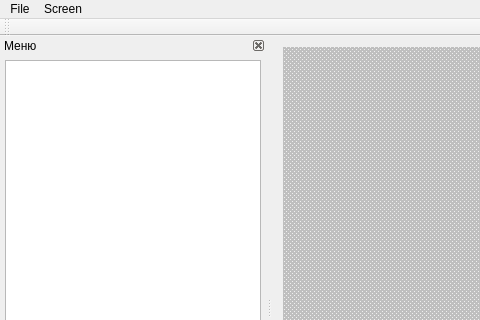
Old version of the form gui/mainwindow.ui in the repository moevm/-gui-1h2018-41; both pictures show x 0 to 480 and y 0 to 320 of the 800 by 600 pixel window.
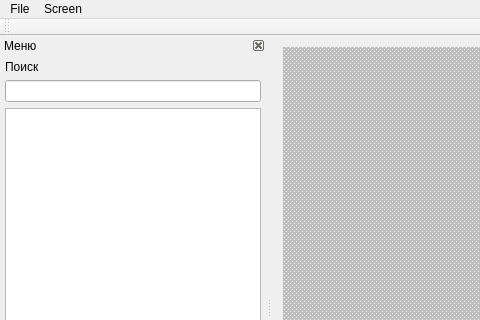
New version of the form.

Commit message: Поиск по тэгам

Diff of the .ui file:
```diff
--- a/gui/mainwindow.ui
+++ b/gui/mainwindow.ui
@@ -155,6 +155,16 @@
      <property name="bottomMargin">
       <number>5</number>
      </property>
+     <item>
+      <widget class="QLabel" name="findByTagLabel">
+       <property name="text">
+        <string>Поиск</string>
+       </property>
+      </widget>
+     </item>
+     <item>
+      <widget class="QLineEdit" name="findByTagLineEdit"/>
+     </item>
      <item>
       <widget class="QListWidget" name="menuListWidget"/>
      </item>
```
The commit also changes 2 other files.
